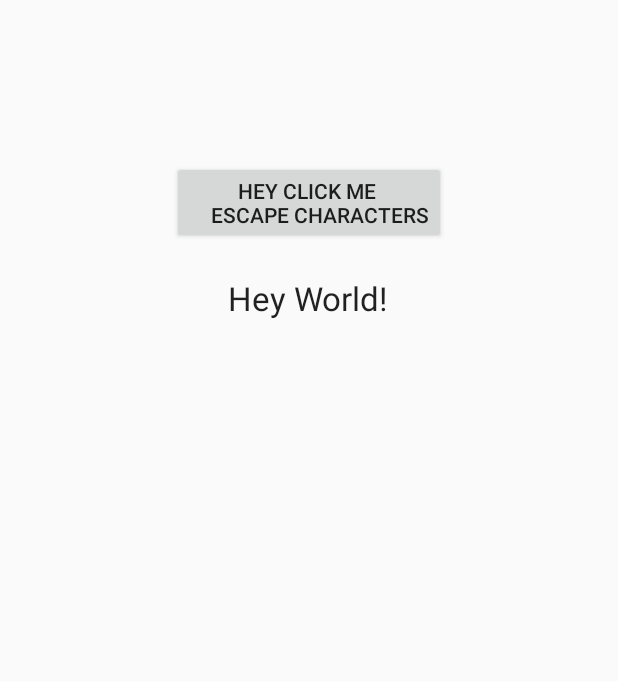
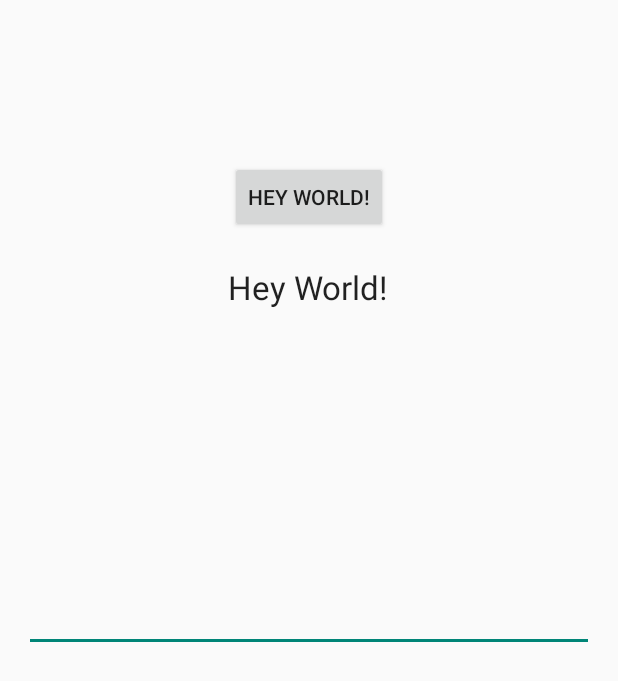
Before and after one commit to JackKell/Mimicry, an Android app: the layout activity_hey_world.xml on its own in the app's theme, with its tools: preview values and no code run, on a phone screen of 412 x 824 dp. Shown: the top 681 px of the screen. Run offline under Robolectric (Android 15) with nearby library versions, the phone set to English and light mode, and no system bars.

Commit message:
Changed main page to the button press page. Added text field to page.  When button is pressed, text in field is tweeted.

```diff
--- a/app/build.gradle
+++ b/app/build.gradle
@@ -2,7 +2,7 @@ apply plugin: 'com.android.application'
 
 android {
     compileSdkVersion 21
-    buildToolsVersion '21.1.2'
+    buildToolsVersion '22.0.1'
 
     defaultConfig {
         applicationId "com.github.jackkell.mimicryproject"
--- a/app/src/main/AndroidManifest.xml
+++ b/app/src/main/AndroidManifest.xml
@@ -8,7 +8,7 @@
         android:label="@string/app_name"
         android:theme="@style/AppTheme" >
         <activity
-            android:name=".SendTweetTestActivity"
+            android:name=".HeyWorldTestActivity"
             android:label="@string/app_name" >
             <intent-filter>
                 <action android:name="android.intent.action.MAIN" />
--- a/app/src/main/res/layout/activity_hey_world.xml
+++ b/app/src/main/res/layout/activity_hey_world.xml
@@ -18,9 +18,18 @@
     <Button
         android:layout_width="wrap_content"
         android:layout_height="wrap_content"
-        android:text="Hey Click Me \n\tEscape Characters"
+        android:text="@string/hello_world"
         android:id="@+id/clickmeButton"
         android:layout_marginTop="91dp"
         android:layout_alignParentTop="true"
         android:layout_centerHorizontal="true" />
+
+    <EditText
+        android:layout_width="fill_parent"
+        android:layout_height="wrap_content"
+        android:id="@+id/tweetText"
+        android:layout_centerVertical="true"
+        android:layout_centerHorizontal="true"
+        android:layout_alignParentStart="false" />
+
 </RelativeLayout>
```
Also changed, not shown: app/src/main/java/com/github/jackkell/mimicryproject/HeyWorldTestActivity.java (+13 -1 lines), app/src/main/java/com/github/jackkell/mimicryproject/SendTweetTestActivity.java (+2 -46 lines), 1 other file.
